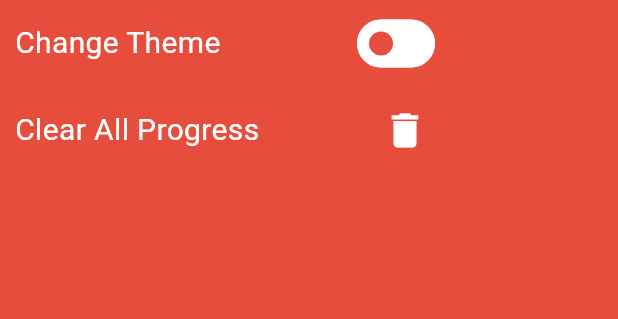
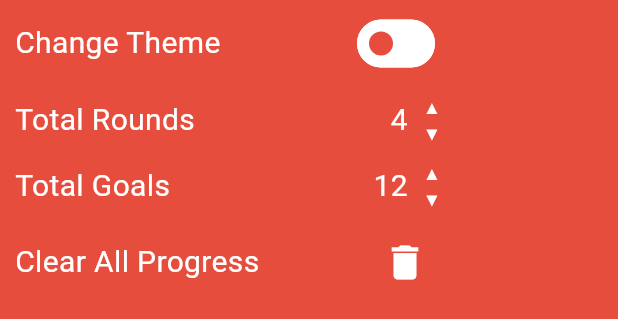
Before and after one commit to WonHyun/flutter-study-challenge, a Flutter app: the PomodoroDrawer widget shown alone on an empty page, opened directly, on a phone screen of 412 x 824 dp. Shown: the top 319 px of the screen. Run offline on Flutter 3.47's test engine with Material 3 defaults, Android fonts, the phone set to English and light mode, and no system bars.

Commit message:
feat: implement adjust total rounds, goals

```diff
--- a/pomotimer/lib/provider/pomodoro_provider.dart
+++ b/pomotimer/lib/provider/pomodoro_provider.dart
@@ -17,8 +17,8 @@ class PomodoroProvider extends ChangeNotifier {
   int _currentSeconds = 0;
   int _tick = 0;
 
-  final int _totalRound = 4;
-  final int _totalGoal = 12;
+  int _totalRound = 4;
+  int _totalGoal = 12;
   int _currentRound = 0;
   int _currentGoal = 0;
 
@@ -136,4 +136,18 @@ class PomodoroProvider extends ChangeNotifier {
     onTimerReset();
     notifyListeners();
   }
+
+  void onChangeMaxRound(int newValue) {
+    if (newValue > 0) {
+      _totalRound = newValue;
+    }
+    notifyListeners();
+  }
+
+  void onChangeMaxGoal(int newValue) {
+    if (newValue > 0) {
+      _totalGoal = newValue;
+    }
+    notifyListeners();
+  }
 }
--- a/pomotimer/lib/widgets/pomodoro_drawer.dart
+++ b/pomotimer/lib/widgets/pomodoro_drawer.dart
@@ -45,6 +45,44 @@ class PomodoroDrawer extends StatelessWidget {
                 mainAxisAlignment: MainAxisAlignment.spaceBetween,
                 children: [
                   const Text(
+                    "Total Rounds",
+                    style: TextStyle(fontSize: 20),
+                  ),
+                  NumberCounter(
+                    number: timerProvider.totalRound,
+                    onUpTap: () => timerProvider
+                        .onChangeMaxRound(timerProvider.totalRound + 1),
+                    onDownTap: () => timerProvider
+                        .onChangeMaxRound(timerProvider.totalRound - 1),
+                  ),
+                ],
+              ),
+            ),
+            Padding(
+              padding: const EdgeInsets.symmetric(horizontal: 10, vertical: 5),
+              child: Row(
+                mainAxisAlignment: MainAxisAlignment.spaceBetween,
+                children: [
+                  const Text(
+                    "Total Goals",
+                    style: TextStyle(fontSize: 20),
+                  ),
+                  NumberCounter(
+                    number: timerProvider.totalGoal,
+                    onUpTap: () => timerProvider
+                        .onChangeMaxGoal(timerProvider.totalGoal + 1),
+                    onDownTap: () => timerProvider
+                        .onChangeMaxGoal(timerProvider.totalGoal - 1),
+                  ),
+                ],
+              ),
+            ),
+            Padding(
+              padding: const EdgeInsets.symmetric(horizontal: 10, vertical: 5),
+              child: Row(
+                mainAxisAlignment: MainAxisAlignment.spaceBetween,
+                children: [
+                  const Text(
                     "Clear All Progress",
                     style: TextStyle(fontSize: 20),
                   ),
@@ -61,3 +99,56 @@ class PomodoroDrawer extends StatelessWidget {
     );
   }
 }
+
+class NumberCounter extends StatelessWidget {
+  const NumberCounter({
+    super.key,
+    required this.number,
+    required this.onUpTap,
+    required this.onDownTap,
+  });
+
+  final int number;
+  final VoidCallback onUpTap;
+  final VoidCallback onDownTap;
+
+  @override
+  Widget build(BuildContext context) {
+    return Row(
+      crossAxisAlignment: CrossAxisAlignment.center,
+      children: [
+        Text(
+          "$number",
+          style: const TextStyle(
+            fontSize: 20,
+          ),
+        ),
+        const SizedBox(width: 10),
+        Column(
+          children: [
+            GestureDetector(
+              onTap: onUpTap,
+              child: Text(
+                "▲",
+                style: TextStyle(
+                  color: Theme.of(context).colorScheme.onPrimary,
+                  fontSize: 12,
+                ),
+              ),
+            ),
+            GestureDetector(
+              onTap: onDownTap,
+              child: Text(
+                "▼",
+                style: TextStyle(
+                  color: Theme.of(context).colorScheme.onPrimary,
+                  fontSize: 12,
+                ),
+              ),
+            ),
+          ],
+        ),
+      ],
+    );
+  }
+}
```
